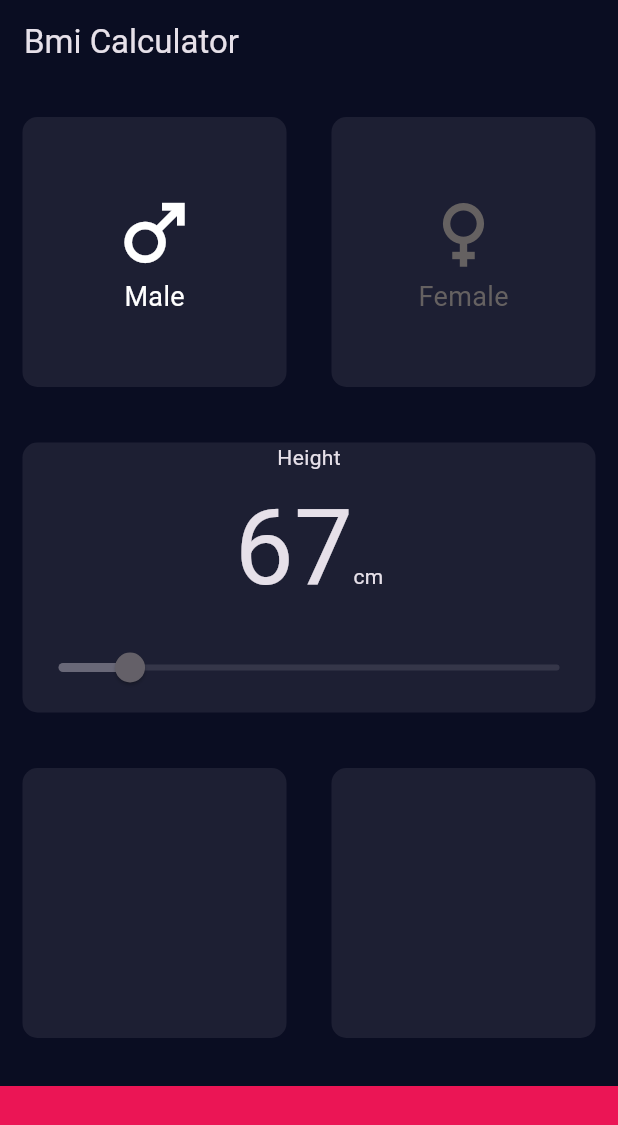
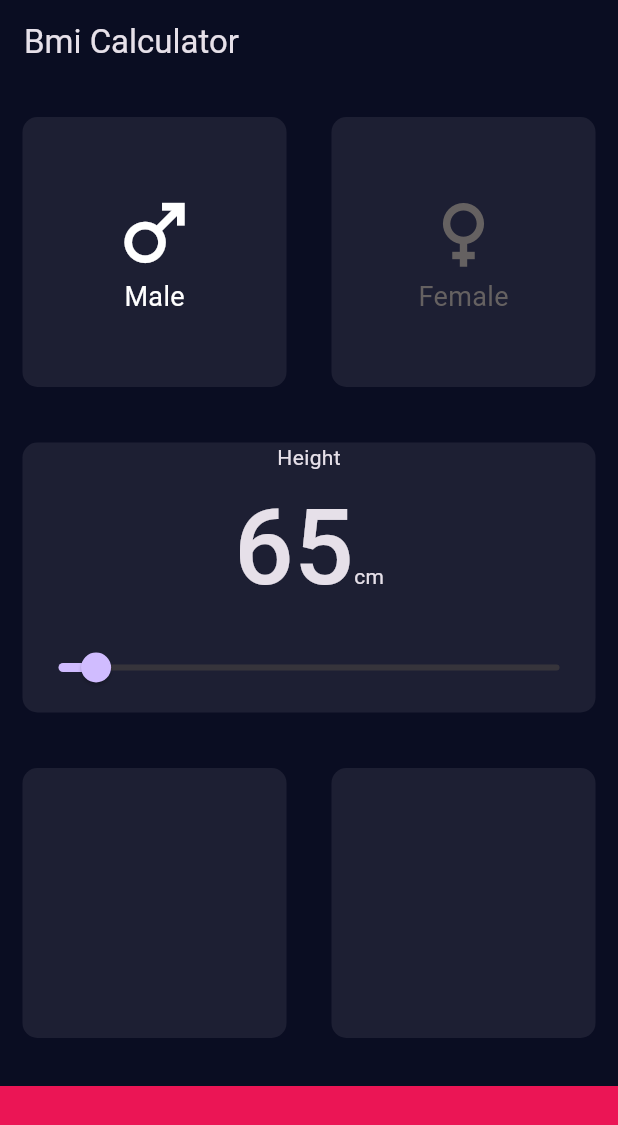
Before and after one commit to Peera-27/Fultter, a Flutter app: the screen it shows after launch, on a phone screen of 412 x 824 dp. Shown: the top 1125 px of the screen. Run offline on Flutter 3.47's test engine with Material 3 defaults, Android fonts, the phone set to English and light mode, and no system bars.

Commit message:
Update BGcardHeight component to accept dynamic height value and integrate with InputScreen

```diff
--- a/lib/screen/components/b_gcard_height.dart
+++ b/lib/screen/components/b_gcard_height.dart
@@ -3,9 +3,12 @@ import 'package:flutter/material.dart';
 class BGcardHeight extends StatelessWidget {
   ValueChanged<double>? onchanged;
 
+   final int value;
+
    BGcardHeight({
     super.key,
     this.onchanged,
+    required this.value,
   });
 
   @override
@@ -19,15 +22,15 @@ class BGcardHeight extends StatelessWidget {
           textBaseline: TextBaseline.alphabetic,
           crossAxisAlignment: CrossAxisAlignment.baseline,
           children: [
-            Text("67", style: TextStyle(fontSize: 70)),
+            Text("$value", style: TextStyle(fontSize: 70,fontWeight: FontWeight.w500)),
             Text("cm"),
           ],
         ),
-        Expanded(child:   Slider(
-          value: 100,
-          max: 220,
-          min: 80,
-          onChanged: onchanged,
+        Expanded(child:Slider(
+          value:  value.toDouble(),
+          max: 250,
+          min: 50,
+          onChanged:onchanged,
         )),
       ],
     );
--- a/lib/screen/input_screen.dart
+++ b/lib/screen/input_screen.dart
@@ -14,6 +14,7 @@ class InputScreen extends StatefulWidget {
 
 class _InputScreenState extends State<InputScreen> {
   var isMale = true;
+  var inputheight = 65;
   Null Function() toggleGender(bool formale) {
     return () {
       if (formale == isMale) return;
@@ -54,7 +55,15 @@ class _InputScreenState extends State<InputScreen> {
             ),
           ),
           Row(
-            children: [Expanded(child: BgCard(child: BGcardHeight()))],
+            children: [
+              Expanded(
+                child: BgCard(child: BGcardHeight(value: inputheight,onchanged: (value)=>{
+                  setState(() {
+                    inputheight = value.toInt();
+                  })
+                },)),
+              ),
+            ],
           ),
           Expanded(
             child: Row(
```
